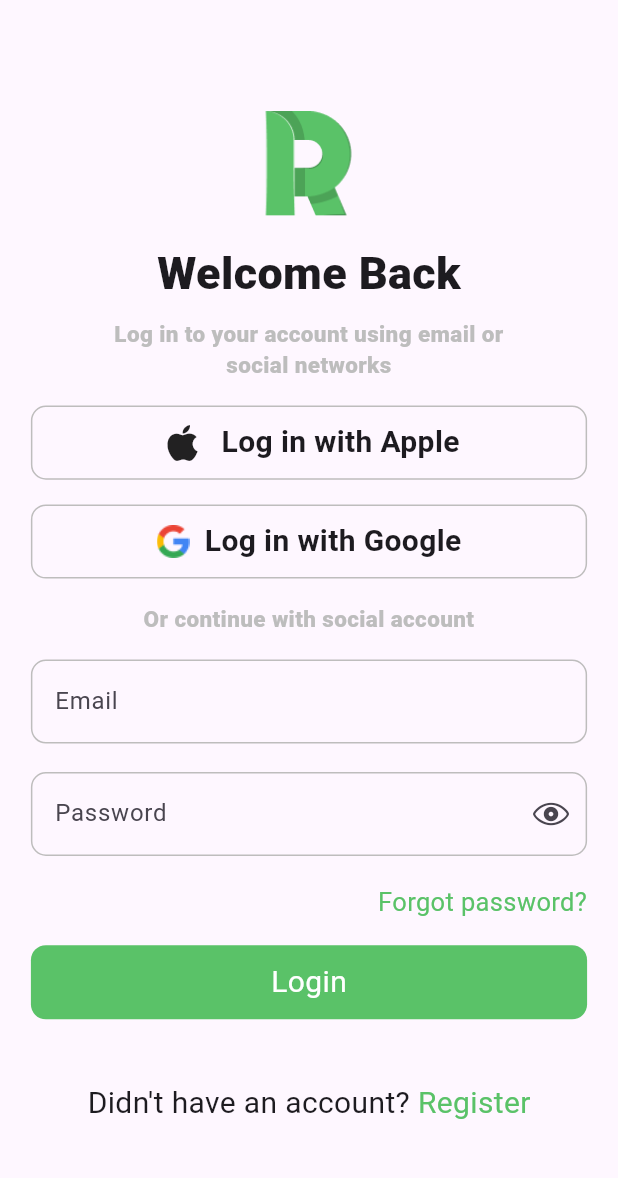
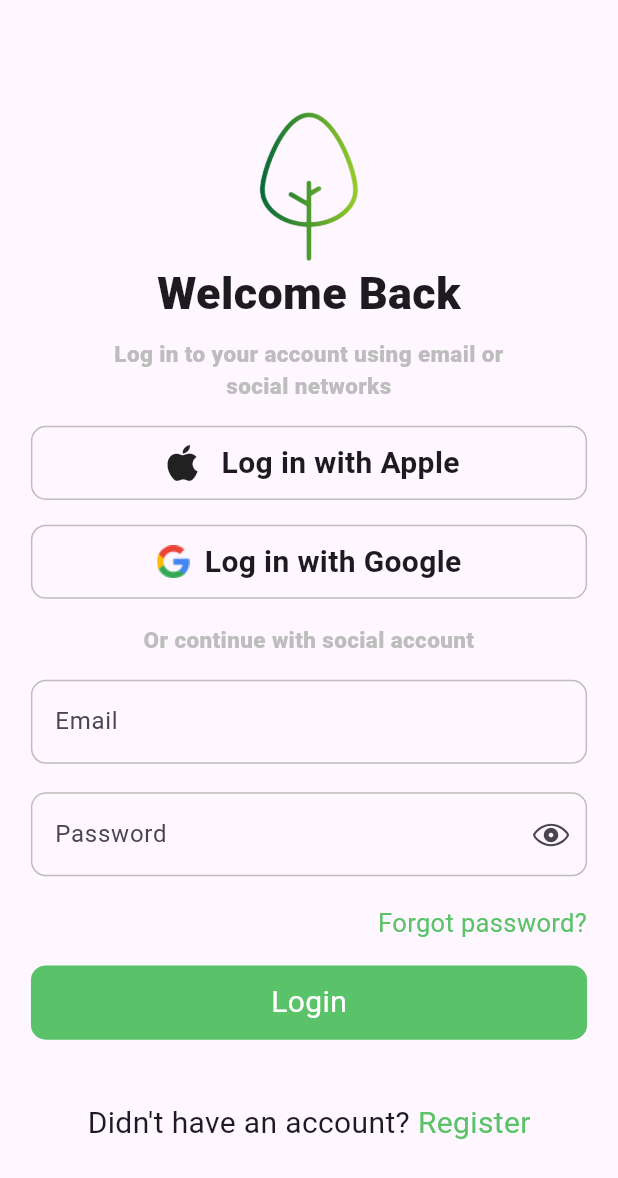
Before and after one commit to Youssef18118/Plant_App_mobile, a Flutter app: the screen it shows after launch, on a phone screen of 412 x 824 dp. Shown: the top 1178 px of the screen. Run offline on Flutter 3.47's test engine with Material 3 defaults, Android fonts, the phone set to English and light mode, and no system bars; our stand-ins replace bloc, dio, flutter_bloc, get, hive, hive_flutter; accounts and stored records are empty; Roboto replaces fonts that are missing (Noyh Regular).

Commit message:
Added new logo and ensuring Login and signup working

```diff
--- a/lib/Screens/Login/login.dart
+++ b/lib/Screens/Login/login.dart
@@ -4,6 +4,7 @@ import 'package:get/get.dart';
 import 'package:plant_app/Screens/Login/LoginForm/LoginForm.dart';
 import 'package:plant_app/Screens/Login/LoginWidgets.dart';
 import 'package:plant_app/Screens/Login/cubit/login_cubit.dart';
+import 'package:plant_app/Screens/Signup/register.dart';
 
 class Login extends StatefulWidget {
   const Login({super.key});
@@ -47,13 +48,13 @@ class _LoginState extends State<Login> {
                     child: Column(
                       children: [
                         Container(
-                          width: 70,
-                          height: 70,
+                          width: 100,
+                          height: 100,
                           child: Image.asset("assets/images/logo.png"),
                         ),
-                        SizedBox(
-                          height: height * 0.02,
-                        ),
+                        // SizedBox(
+                        //   height: height * 0.005,
+                        // ),
                         const Text(
                           "Welcome Back",
                           style: TextStyle(
@@ -155,7 +156,7 @@ class _LoginState extends State<Login> {
                             ),
                             InkWell(
                                 onTap: () {
-                                  // Get.to(() => const register());
+                                  Get.to(() => const register());
                                 },
                                 child: const Text(
                                   "Register",
--- a/lib/main.dart
+++ b/lib/main.dart
@@ -41,8 +41,8 @@ class MainApp extends StatelessWidget {
         ),
 
       ],
-      child: GetMaterialApp(
-        home: Login(),
+      child: const GetMaterialApp(
+        home:  Login(),
         debugShowCheckedModeBanner: false,
       ),
     );
```
Also changed, not shown: assets/images/logo.png.
